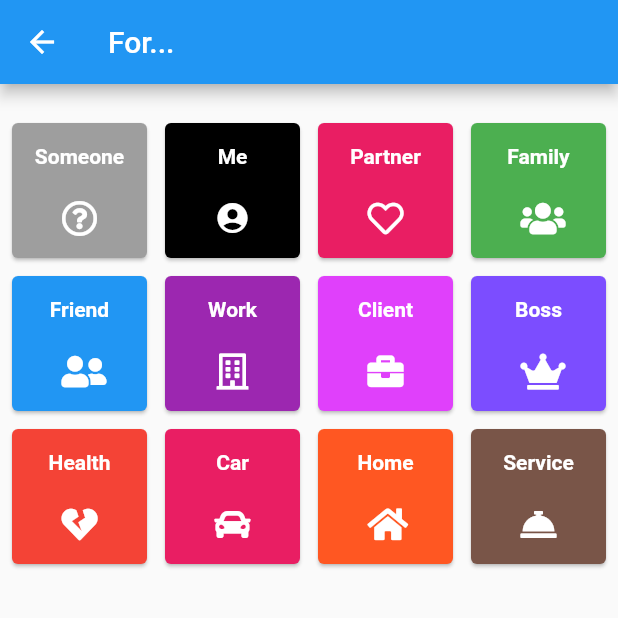
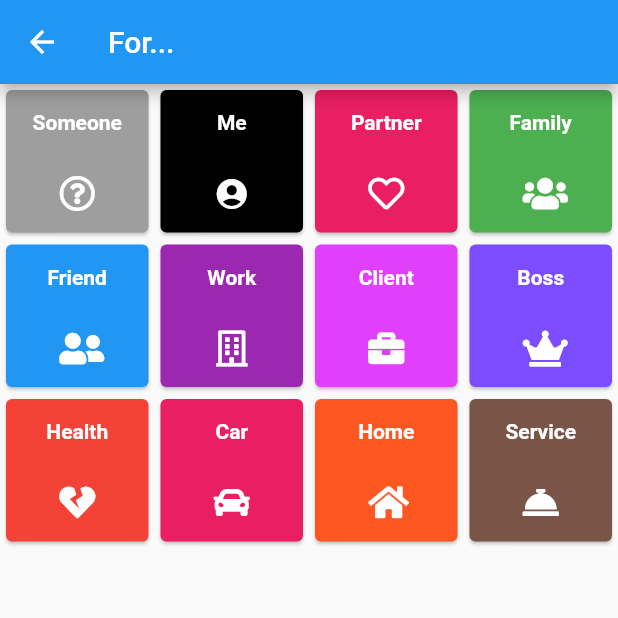
Before and after one commit to xal/flutter_fast_reminders, a Flutter app: the screen it shows after launch, after a tap on "Something", on a phone screen of 412 x 824 dp, the top half of it. Run offline on Flutter 3.47's test engine with Material 2 defaults, Android fonts, the phone set to English and light mode, and no system bars; our stand-ins replace date_format, flutter_local_notifications, font_awesome_flutter.

Commit message:
remove paddings 6569

```diff
--- a/lib/main.dart
+++ b/lib/main.dart
@@ -35,10 +35,7 @@ void dateCallback(BuildContext ctx, DateTime date) {
   ));
 
   schedule(message());
-  Future.delayed(s1, () {
-    Navigator.popUntil(ctx, (route) => route.isFirst);
-    SystemNavigator.pop();
-  });
+  Future.delayed(s1, () => SystemNavigator.pop());
 }
 
 void main() {
@@ -150,15 +147,10 @@ class ReminderWidget extends StatelessWidget {
         appBar: AppBar(
           title: Text(_title),
         ),
-        body: Padding(
-            padding: const EdgeInsets.only(top: 18.0),
-            child: GridView.count(
-              crossAxisCount: 4,
-              children: _tiles,
-              mainAxisSpacing: 4.0,
-              crossAxisSpacing: 4.0,
-              padding: const EdgeInsets.all(4.0),
-            )));
+        body: GridView.count(
+          crossAxisCount: 4,
+          children: _tiles,
+        ));
   }
 }
 
@@ -179,10 +171,7 @@ abstract class Tile<T> extends StatelessWidget {
       child: InkWell(
         onTap: () => onTap(ctx),
         child: Center(
-          child: Padding(
-            padding: const EdgeInsets.all(4.0),
-            child: content,
-          ),
+          child: content,
         ),
       ),
     );
```
